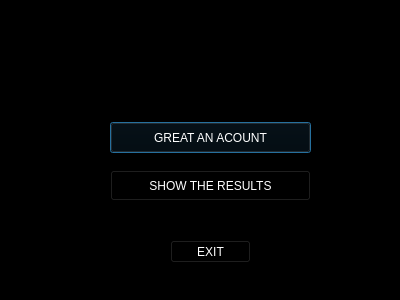
Above: mainproject/second_page.ui from UIAP4002-Dr-Mahdavi/mini-project-2-sudoku-MJ202218 before the change. Below: the same form after it.
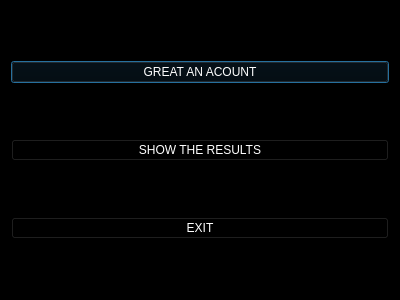
That is the form after the change.

Diff of the .ui file:
```diff
--- a/mainproject/second_page.ui
+++ b/mainproject/second_page.ui
@@ -16,15 +16,9 @@
   <property name="styleSheet">
    <string notr="true">background-color: rgb(0, 0, 0);</string>
   </property>
+  <layout class="QVBoxLayout" name="verticalLayout">
+   <item>
   <widget class="QPushButton" name="pushButton">
-   <property name="geometry">
-    <rect>
-     <x>110</x>
-     <y>122</y>
-     <width>201</width>
-     <height>31</height>
-    </rect>
-   </property>
    <property name="styleSheet">
     <string notr="true">font: 10pt &quot;Pristina&quot;;
 font: 16pt &quot;Pristina&quot;;
@@ -35,15 +29,9 @@
     <string>GREAT AN ACOUNT</string>
    </property>
   </widget>
+   </item>
+   <item>
   <widget class="QPushButton" name="pushButton_2">
-   <property name="geometry">
-    <rect>
-     <x>110</x>
-     <y>170</y>
-     <width>201</width>
-     <height>31</height>
-    </rect>
-   </property>
    <property name="styleSheet">
     <string notr="true">font: 10pt &quot;Pristina&quot;;
 font: 16pt &quot;Pristina&quot;;
@@ -54,15 +42,9 @@
     <string>SHOW THE RESULTS</string>
    </property>
   </widget>
+   </item>
+   <item>
   <widget class="QPushButton" name="pushButton_3">
-   <property name="geometry">
-    <rect>
-     <x>170</x>
-     <y>240</y>
-     <width>81</width>
-     <height>23</height>
-    </rect>
-   </property>
    <property name="styleSheet">
     <string notr="true">color: rgb(255, 255, 255);
 font: 14pt &quot;Pristina&quot;;
@@ -72,6 +54,8 @@
     <string>EXIT</string>
    </property>
   </widget>
+   </item>
+  </layout>
  </widget>
  <resources/>
  <connections/>
```
Lines whose indentation alone changed are shown as unchanged.
